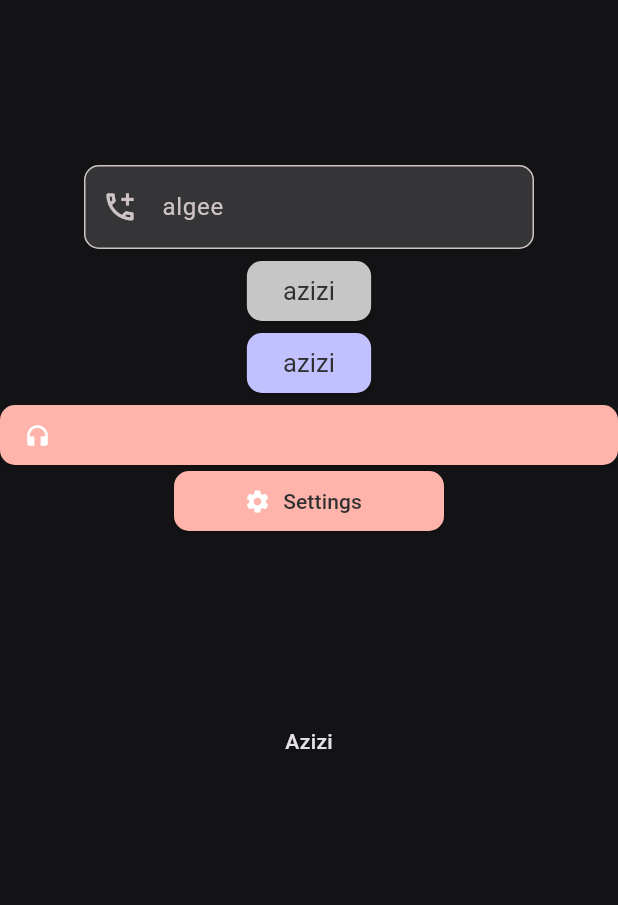
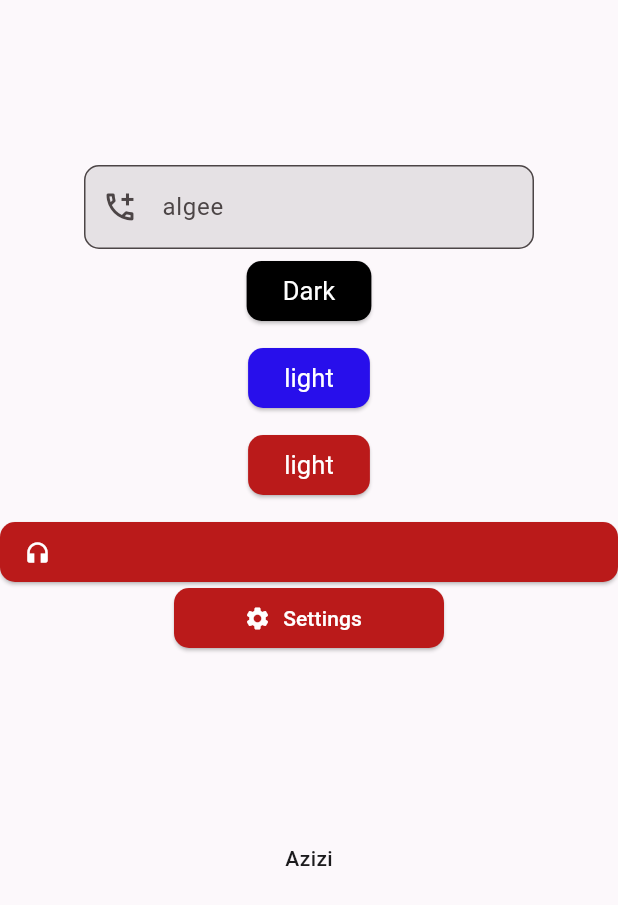
Before and after one commit to azizi06/tradingalertsapp, a Flutter app: the screen it shows after launch, on a phone screen of 412 x 824 dp. Shown: the top 905 px of the screen. Run offline on Flutter 3.47's test engine with Material 3 defaults, Android fonts, the phone set to English and light mode, and no system bars; our stand-ins replace flutter_bloc, go_router, google_fonts; Roboto replaces fonts that are missing (Roboto Flex).

Commit message:
Adding dark mode

```diff
--- a/lib/main.dart
+++ b/lib/main.dart
@@ -1,4 +1,7 @@
 import 'package:flutter/material.dart';
+import 'package:stocksalertapp/models/theme_enum.dart';
+import 'package:stocksalertapp/state_management/theme_bloc/theme_bloc_provider.dart';
+import 'package:stocksalertapp/state_management/theme_bloc/theme_state.dart';
 import 'util.dart';
 import 'theme.dart';
 import 'package:go_router/go_router.dart';
@@ -6,8 +9,7 @@
 import 'package:stocksalertapp/screens/explore_screen.dart';
 import 'package:stocksalertapp/screens/home_screen.dart';
 import 'package:stocksalertapp/screens/test_screen.dart';
-
-
+import 'package:flutter_bloc/flutter_bloc.dart';
 
 final GoRouter _router = GoRouter(
   initialLocation: '/test',
@@ -20,16 +22,20 @@
     GoRoute(
       path: '/explore',
       name: Routes.routeExplore,
-      builder: (context, state) => MyExplorePage(), ),
+      builder: (context, state) => MyExplorePage(),
+    ),
     GoRoute(
       path: '/test',
       name: "test",
-      builder: (context, state) => MyTestPage(), ),
+      builder: (context, state) => MyTestPage(),
+    ),
 
     //GoRoute( path: '/login', name: Routes.routeLogin, builder: (context, state) => LoginPage(), ),
     //GoRoute( path: '/signup', name: Routes.routeSignUp, builder: (context, state) => SignupPage(), ),
   ],
 );
+
+
 
 void main() {
   runApp(const MyApp());
@@ -39,16 +45,32 @@
   const MyApp({super.key});
   @override
   Widget build(BuildContext context) {
-
     final brightness = View.of(context).platformDispatcher.platformBrightness;
     //TextTheme textTheme = Theme.of(context).textTheme;
     TextTheme textTheme = createTextTheme(context, "Roboto Flex", "Roboto");
     MaterialTheme theme = MaterialTheme(textTheme);
+    return MultiBlocProvider(
+      providers: [
+        BlocProvider(
+          create: (context) => ThemeBlocProvider(),
+        ),
+      ],
+      child: BlocBuilder<ThemeBlocProvider, ThemeState>(
+
+        builder: (context, state) {
+       final Map<ThemeType,ThemeData> _themes = {
+            ThemeType.light : theme.light(),
+            ThemeType.dark : theme.dark(),
+            ThemeType.lightMediumContrast : theme.lightMediumContrast(),
+          };
           return MaterialApp.router(
             debugShowCheckedModeBanner: false,
             title: 'Flutter Demo',
-      theme:  theme.dark(),
+            theme: _themes[state.currentTheme],
             routerConfig: _router,
+          );
+        },
+      ),
     );
   }
 }
--- /dev/null
+++ b/lib/models/theme_enum.dart
@@ -0,0 +1 @@
+enum ThemeType { light, dark, lightMediumContrast }
--- a/lib/screens/test_screen.dart
+++ b/lib/screens/test_screen.dart
@@ -1,11 +1,14 @@
 //import 'dart:ffi';
 
 import 'package:flutter/material.dart';
+import 'package:flutter_bloc/flutter_bloc.dart';
 import 'package:stocksalertapp/components/my_IconButton.dart';
 import 'package:stocksalertapp/components/my_button.dart';
 import 'package:stocksalertapp/components/my_textfield.dart';
 import 'package:stocksalertapp/helpers/design.dart';
-
+import 'package:stocksalertapp/models/theme_enum.dart';
+import 'package:stocksalertapp/state_management/theme_bloc/theme_bloc_provider.dart';
+import 'package:stocksalertapp/state_management/theme_bloc/theme_event.dart';
 
 class MyTestPage extends StatefulWidget {
   const MyTestPage({super.key});
@@ -15,34 +18,51 @@ class MyTestPage extends StatefulWidget {
 }
 
 class _MyTestPageState extends State<MyTestPage> {
-   TextEditingController wordController = TextEditingController();
+  TextEditingController wordController = TextEditingController();
 
   @override
   Widget build(BuildContext context) {
-  Design design = Design(context);
+    final themeBloc = context.read<ThemeBlocProvider>();
+    Design design = Design(context);
 
     return Scaffold(
       body: Column(
         children: [
-          SizedBox(height: 110,),
           SizedBox(
-            height: 60,
-            width: 300,
+            height: 110,
+          ),
+          SizedBox(
+              height: 60,
+              width: 300,
+              child: MyTextField(
+                  hintText: "algee",
+                  myController: wordController,
+                  myIcon: Icon(Icons.add_ic_call_outlined),
+                  isObscure: false)),
+          MyButton(onPressed: () => {themeBloc.add(ThemeChangeEvent(ThemeType.dark))}, text: "Dark", color: design.primary),
+          SizedBox(height: 10,),
+          MyButton(onPressed: () => {themeBloc.add(ThemeChangeEvent(ThemeType.light))}, text: "light", color: design.secondary),
+          SizedBox(height: 10,),
 
-            child : MyTextField(hintText: "algee", myController: wordController, myIcon: Icon(Icons.add_ic_call_outlined), isObscure: false)
-            ),
-            MyButton(onPressed: ()=> "", text: "azizi", color: design.primary),
-
-            MyButton(onPressed: ()=> "", text: "azizi", color: design.secondary),
-            MyIconButton(onPressed: ()=>"", color: design.error, icon: Icons.headphones),
-            SizedBox(height: 40,
-            width: 180,
-              child: MyIconButton(onPressed: ()=>"", color: design.error, icon: Icons.settings,text: "Settings",)),
-
-
-
-
-                   Center(child: Text("Azizi",style: TextStyle(fontFamily:'Roboto',height: 20,fontWeight: FontWeight.w500),)),
+          MyButton(onPressed: () => {themeBloc.add(ThemeChangeEvent(ThemeType.lightMediumContrast))}, text: "light", color: design.error),
+          SizedBox(height: 10,),
+          MyIconButton(
+              onPressed: () => "", color: design.error, icon: Icons.headphones),
+          SizedBox(
+              height: 40,
+              width: 180,
+              child: MyIconButton(
+                onPressed: () => "",
+                color: design.error,
+                icon: Icons.settings,
+                text: "Settings",
+              )),
+          Center(
+              child: Text(
+            "Azizi",
+            style: TextStyle(
+                fontFamily: 'Roboto', height: 20, fontWeight: FontWeight.w500),
+          )),
         ],
       ),
     );
--- /dev/null
+++ b/lib/state_management/theme_bloc/theme_bloc_provider.dart
@@ -0,0 +1,12 @@
+import 'package:flutter_bloc/flutter_bloc.dart';
+import 'package:stocksalertapp/models/theme_enum.dart';
+import 'package:stocksalertapp/state_management/theme_bloc/theme_event.dart';
+import 'package:stocksalertapp/state_management/theme_bloc/theme_state.dart';
+
+class ThemeBlocProvider extends Bloc<ThemeEvent, ThemeState> {
+  ThemeBlocProvider() : super(ThemeState(currentTheme: ThemeType.light)) {
+    on<ThemeChangeEvent>((event, emit) {
+      emit(ThemeState(currentTheme: event.theme));
+    });
+  }
+}
--- /dev/null
+++ b/lib/state_management/theme_bloc/theme_event.dart
@@ -0,0 +1,8 @@
+import 'package:stocksalertapp/models/theme_enum.dart';
+import 'package:stocksalertapp/state_management/abstract_bloc/abstract_app_event.dart';
+
+abstract class ThemeEvent  extends AbstractAppEvent {}
+class ThemeChangeEvent extends ThemeEvent{
+    final ThemeType theme;
+   ThemeChangeEvent(this.theme);
+}
--- /dev/null
+++ b/lib/state_management/theme_bloc/theme_state.dart
@@ -0,0 +1,8 @@
+import 'package:stocksalertapp/models/theme_enum.dart';
+import 'package:stocksalertapp/state_management/abstract_bloc/abstract_app_state.dart';
+
+class ThemeState {
+  ThemeType currentTheme;
+  ThemeState({required this.currentTheme});
+//   ThemeType get currentTheme => currentTheme;
+}
```
Lines whose indentation alone changed are shown as unchanged.
